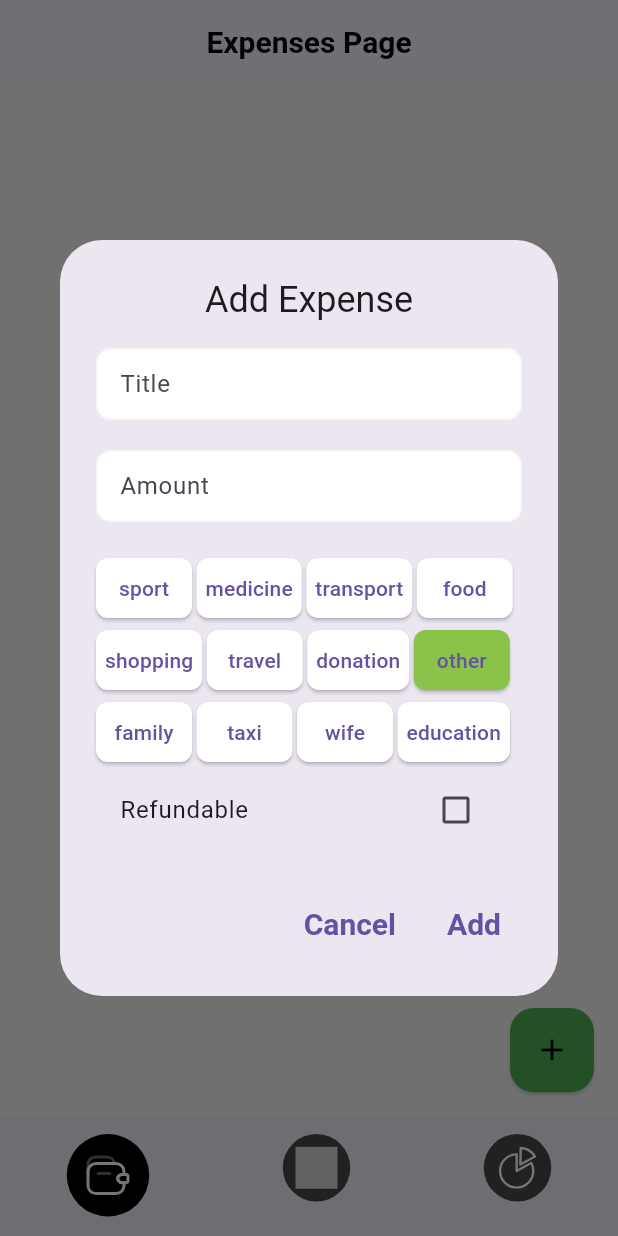
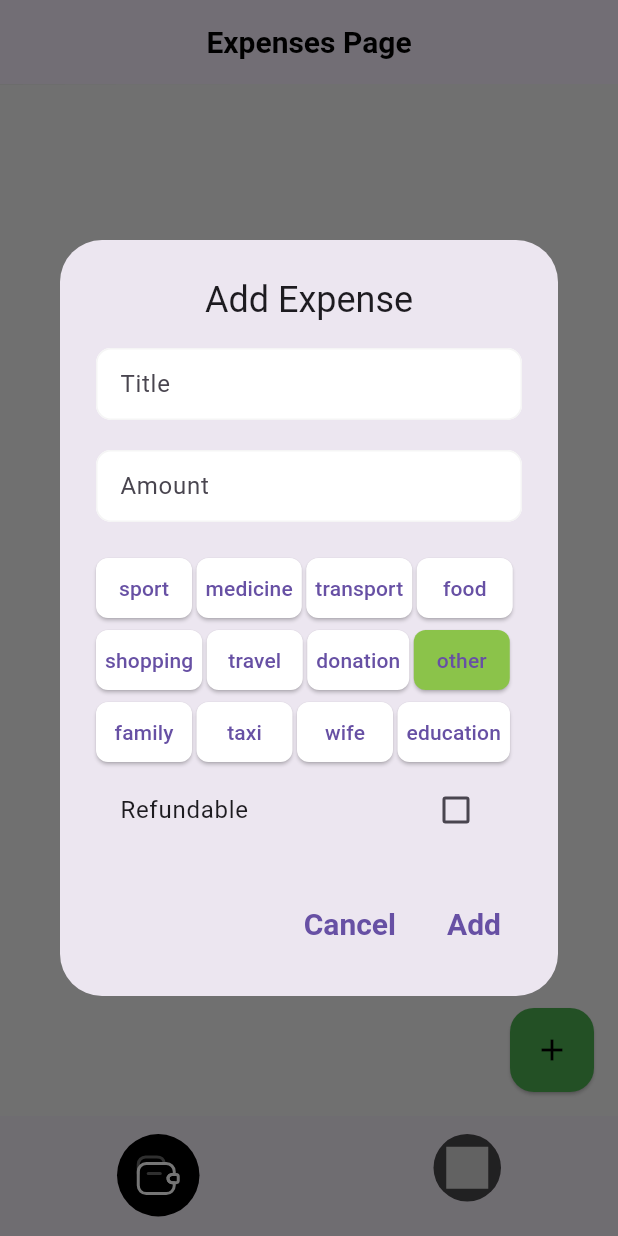
Before and after one commit to shaymardanov9704/my_finance, a Flutter app: the screen it shows after launch, after a tap on the "add" icon, on a phone screen of 412 x 824 dp. Run offline on Flutter 3.47's test engine with Material 2 defaults, Android fonts, the phone set to English and light mode, and no system bars; our stand-ins replace flutter_svg, google_fonts, hive, hive_flutter; accounts and stored records are empty.

Commit message:
remove statistic page

```diff
--- a/lib/features/skeleton/skeleton.dart
+++ b/lib/features/skeleton/skeleton.dart
@@ -19,7 +19,7 @@ class _SkeletonState extends State<Skeleton> {
   final List<Widget> _pages = const [
     ExpensesPage(),
     DebtsPage(),
-    StatisticsPage(),
+    // StatisticsPage(),
   ];
 
   changePage(int i) {
@@ -41,13 +41,17 @@ class _SkeletonState extends State<Skeleton> {
         mainAxisAlignment: MainAxisAlignment.spaceAround,
         items: [
           CustomBottomNavyBarItem(
-              path: 'assets/icons/wallet.svg', activeColor: AppColors.black),
+            path: 'assets/icons/wallet.svg',
+            activeColor: AppColors.black,
+          ),
           CustomBottomNavyBarItem(
-              path: 'assets/icons/card_transfer.svg',
-              activeColor: AppColors.black),
-          CustomBottomNavyBarItem(
-              path: 'assets/icons/statistics.svg',
-              activeColor: AppColors.black),
+            path: 'assets/icons/card_transfer.svg',
+            activeColor: AppColors.black,
+          ),
+          // CustomBottomNavyBarItem(
+          //   path: 'assets/icons/statistics.svg',
+          //   activeColor: AppColors.black,
+          // ),
         ],
       ),
     );
```
Also changed, not shown: lib/features/statistics/data/repository/statistic_repository.dart (added, +10 -0 lines).
